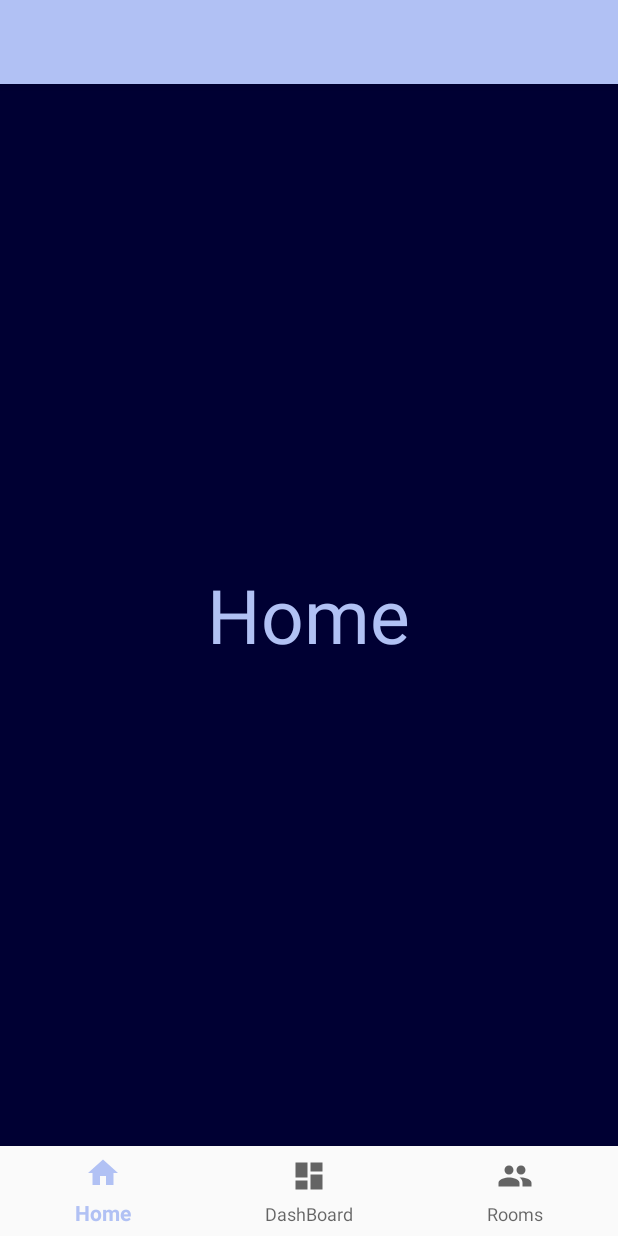
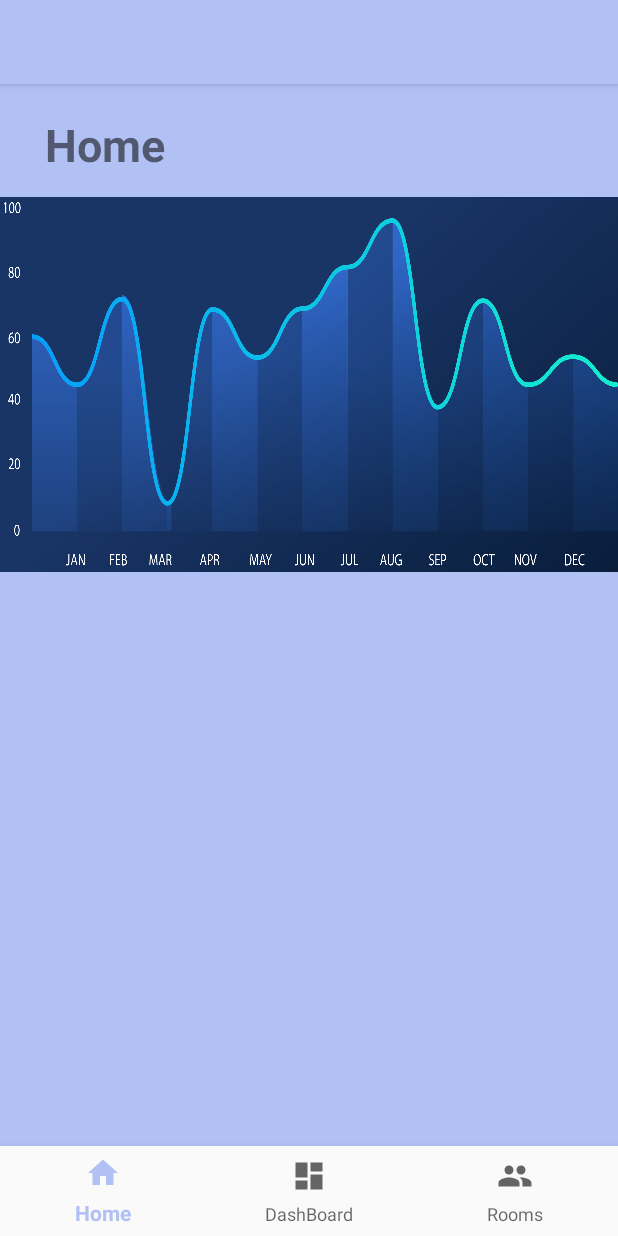
Before and after one commit to pogata0210/Wellness_Bet_Sleep, an Android app: the homeFragment screen opened directly, with no data from a screen before it, on a phone screen of 412 x 824 dp. Run offline under Robolectric (Android 15) with nearby library versions, the phone set to English and light mode, and no system bars.

Commit message:
just in case

```diff
--- a/app/src/main/res/layout/fragment_home.xml
+++ b/app/src/main/res/layout/fragment_home.xml
@@ -4,18 +4,35 @@ xmlns:app="http://schemas.android.com/apk/res-auto"
 xmlns:tools="http://schemas.android.com/tools"
 android:layout_width="match_parent"
 android:layout_height="match_parent"
-android:background="@color/DarkBlue"
+android:background="@color/softerViolet"
 tools:context=".fragmentsNav.homeFragment">
 
 
-<TextView
-    android:layout_width="wrap_content"
-    android:layout_height="wrap_content"
-    android:textSize="50sp"
-    android:text="Home"
-    android:layout_centerVertical="true"
-    android:textColor="@color/softerViolet"
-    android:layout_centerHorizontal="true"/>
+
+    <TextView
+        android:id="@+id/text_home"
+        android:layout_width="wrap_content"
+        android:layout_height="wrap_content"
+        android:text="Home"
+        android:textSize="30sp"
+        android:layout_marginTop="20dp"
+        android:layout_marginLeft="30dp"
+        android:textStyle="bold"
+
+        />
+
+
+        <View
+            android:id="@+id/graph"
+            android:layout_width="match_parent"
+            android:layout_height="250dp"
+            android:layout_marginTop="75dp"
+
+            android:background="@drawable/graph" />
+
+
+
+
 
 
 
```
Also changed, not shown: app/src/main/res/drawable/graph.png (added).
